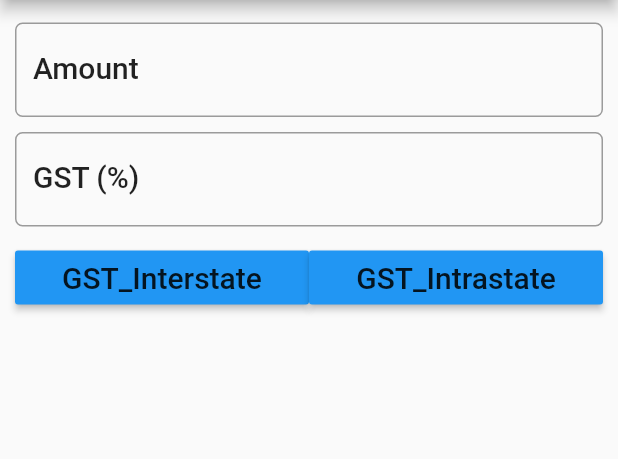
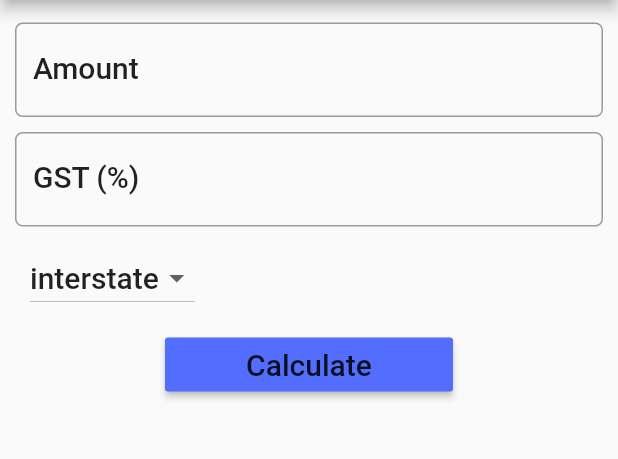
Before and after one commit to chopkarankit/gst_calculator_app, a Flutter app: the screen it shows after launch, on a phone screen of 412 x 824 dp, the part 84-543 px from its top. Run offline on Flutter 3.47's test engine with Material 2 defaults, Android fonts, the phone set to English and light mode, and no system bars.

Commit message:
Add the validator to textfield and add dropdown menu below the gst percentage and add the logic to the calculate button and dropdown menu so finally the GST Calculator project is completed .

```diff
--- a/lib/main.dart
+++ b/lib/main.dart
@@ -1,32 +1,35 @@
 import 'package:flutter/material.dart';
 
 void main() {
-
-  runApp(
-    MaterialApp(
+  runApp(MaterialApp(
     debugShowCheckedModeBanner: false,
     title: 'Simple GST Calculator App',
     home: GSTForm(),
     theme: ThemeData(
+        // brightness: Brightness.light,
         primaryColor: Colors.grey,
-      ),
-    )
-  );
+        accentColor: Colors.indigoAccent),
+  ));
 }
 
 class GSTForm extends StatefulWidget {
   @override
   State<StatefulWidget> createState() {
-
     return _GSTFormState();
   }
 }
+
 class _GSTFormState extends State<GSTForm> {
- // var _gsttype = ['exclusive', 'inclusive'];
+  var _formKey = GlobalKey<FormState>();
+
+  var _gsttype = ['interstate', 'intrastate'];
   final _minimumPadding = 5.0;
+
+  var _currentItemSelected = 'interstate';
 
   TextEditingController amountController = TextEditingController();
   TextEditingController gstController = TextEditingController();
+
   //TextEditingController termController = TextEditingController();
 
   var displayResult = '';
@@ -34,38 +37,40 @@ class _GSTFormState extends State<GSTForm> {
 
   @override
   Widget build(BuildContext context) {
-
     TextStyle textStyle = Theme.of(context).textTheme.title;
 
     return Scaffold(
       appBar: AppBar(
         title: Text('GST Calculator'),
       ),
-
-      body: Container(
-        margin: EdgeInsets.all(_minimumPadding * 2),
+      body: Form(
+        key: _formKey,
+        child: Padding(
+            padding: EdgeInsets.all(_minimumPadding * 2),
             child: ListView(
-
               children: <Widget>[
-
                 Padding(
-              padding: EdgeInsets.only(top: _minimumPadding, bottom: _minimumPadding),
-                child:TextField(
+                    padding: EdgeInsets.only(
+                        top: _minimumPadding, bottom: _minimumPadding),
+                    child: TextFormField(
                       keyboardType: TextInputType.number,
                       style: textStyle,
                       controller: amountController,
+                      validator: (String value) {
+                        if (value.isEmpty) {
+                          return 'Please Enter The Amount';
+                        }
+                      },
                       decoration: InputDecoration(
                           labelText: 'Amount',
                           hintText: 'Enter Amount e.g. 1000',
                           labelStyle: textStyle,
                           border: OutlineInputBorder(
-                  borderRadius: BorderRadius.circular(5.0)
-                )
-              ),
+                              borderRadius: BorderRadius.circular(5.0))),
                     )),
-
                 Padding(
-              padding: EdgeInsets.only(top: _minimumPadding, bottom: _minimumPadding),
+                    padding: EdgeInsets.only(
+                        top: _minimumPadding, bottom: _minimumPadding),
                     child: TextField(
                       keyboardType: TextInputType.number,
                       style: textStyle,
@@ -75,29 +80,58 @@ class _GSTFormState extends State<GSTForm> {
                           hintText: 'Enter GST percentage e.g. 18',
                           labelStyle: textStyle,
                           border: OutlineInputBorder(
-                      borderRadius: BorderRadius.circular(5.0)
-                  )
+                              borderRadius: BorderRadius.circular(5.0))),
+                    )),
+                Padding(
+                    padding: EdgeInsets.only(
+                        top: _minimumPadding,
+                        bottom: _minimumPadding,
+                        left: _minimumPadding * 2),
+                    child: Row(
+                      children: <Widget>[
+                        DropdownButton<String>(
+                          style: textStyle,
+                          items: _gsttype.map((String value) {
+                            return DropdownMenuItem<String>(
+                              value: value,
+                              child: Text(value),
+                            );
+                          }).toList(),
+                          value: _currentItemSelected,
+                          onChanged: (String newValueSelected) {
+                            _onDropDownItemSelected(newValueSelected);
+                          },
                         ),
+                      ],
                     )),
-
                 Padding(
-              padding: EdgeInsets.only(bottom: _minimumPadding, top: _minimumPadding),
-                child: Row(children: <Widget>[
+                    padding: EdgeInsets.only(
+                        bottom: _minimumPadding,
+                        top: _minimumPadding,
+                        left: _minimumPadding * 20,
+                        right: _minimumPadding * 20),
+                    child: Row(
+                      children: <Widget>[
                         Expanded(
                           child: RaisedButton(
                             color: Theme.of(context).accentColor,
                             textColor: Theme.of(context).primaryColorDark,
-                  child: Text('GST_Interstate', style: textStyle,),
+                            child: Text(
+                              'Calculate',
+                              style: textStyle,
+                            ),
                             onPressed: () {
                               setState(() {
-                      this.displayResult = _calculateTotalReturns();
+                                if (_formKey.currentState.validate()) {
+                                  this.displayResult = _calculateTotalReturns(
+                                      _currentItemSelected);
+                                }
                               });
-
                             },
                           ),
                         ),
 
-              Expanded(
+                        /*Expanded(
                 child: RaisedButton(
                   color: Theme.of(context).accentColor,
                   textColor: Theme.of(context).primaryColorDark,
@@ -109,27 +143,34 @@ class _GSTFormState extends State<GSTForm> {
 
                   },
                 ),
-              ),
-            ],)),
-
+              ),*/
+                      ],
+                    )),
                 Padding(
                   padding: EdgeInsets.all(_minimumPadding * 2),
-              child: Text(this.displayResult, style: textStyle,),
-
+                  child: Text(
+                    this.displayResult,
+                    style: textStyle,
+                  ),
                 )
-
-
-
               ],
-        ),
+            )),
       ),
     );
   }
 
-  String _calculateTotalReturns() {
+  void _onDropDownItemSelected(String newValueSelected) {
+    setState(() {
+      this._currentItemSelected = newValueSelected;
+    });
+  }
+
+  String _calculateTotalReturns(_currentItemSelected) {
     double amount = double.parse(amountController.text);
     double gst = double.parse(gstController.text);
 
+    switch (_currentItemSelected) {
+      case 'interstate':
         double igst = 0.0;
         double cgst = amount * 9 / 100;
         double sgst = amount * 9 / 100;
@@ -143,10 +184,43 @@ class _GSTFormState extends State<GSTForm> {
             "TOTAL GST : $totalgst\n"
             "Total AMOUNT : $totalamount\n";
         return result;
+        break;
+
+      case 'intrastate':
+        double igst = amount * 18 / 100;
+        double cgst = 0.0;
+        double sgst = amount * 9 / 100;
+        double totalgst = amount * gst / 100.0;
+        double totalamount = amount + totalgst;
+
+        String result1 = "GST Intrastate\n\n"
+            "IGST : $igst\n"
+            "CGST : $cgst\n"
+            "SGST : $sgst\n"
+            "TOTAL GST : $totalgst\n"
+            "Total AMOUNT : $totalamount\n";
+        return result1;
+
+      default:
+        this.displayResult = "smoething";
     }
 
+    /* double igst = 0.0;
+    double cgst = amount * 9 / 100;
+    double sgst = amount * 9 / 100;
+    double totalgst = amount * gst / 100.0;
+    double totalamount = amount + totalgst;
 
-  String _calculateTotalReturns1() {
+    String result = "GST Interstate\n\n"
+                    "IGST : $igst\n"
+                    "CGST : $cgst\n"
+                    "SGST : $sgst\n"
+                    "TOTAL GST : $totalgst\n"
+                    "Total AMOUNT : $totalamount\n";
+    return result;*/
+  }
+
+/*String _calculateTotalReturns1() {
     double amount = double.parse(amountController.text);
     double gst = double.parse(gstController.text);
 
@@ -163,5 +237,5 @@ class _GSTFormState extends State<GSTForm> {
         "TOTAL GST : $totalgst\n"
         "Total AMOUNT : $totalamount\n";
     return result1;
+  }*/
 }
-}
```
Lines whose indentation alone changed are shown as unchanged.
